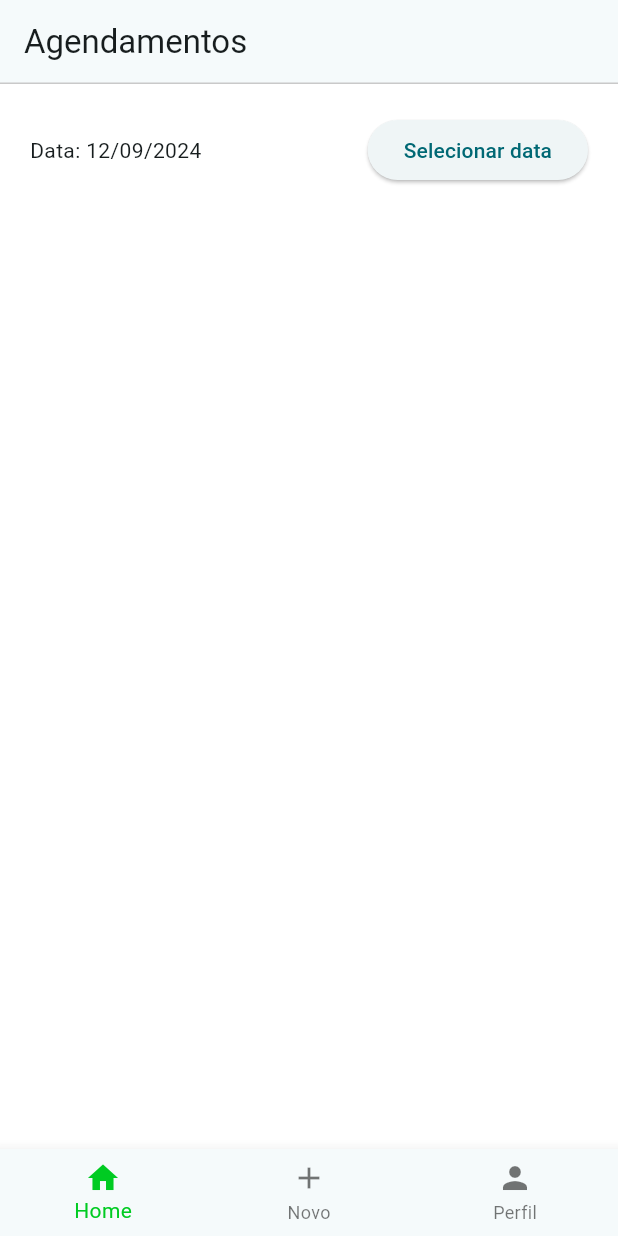
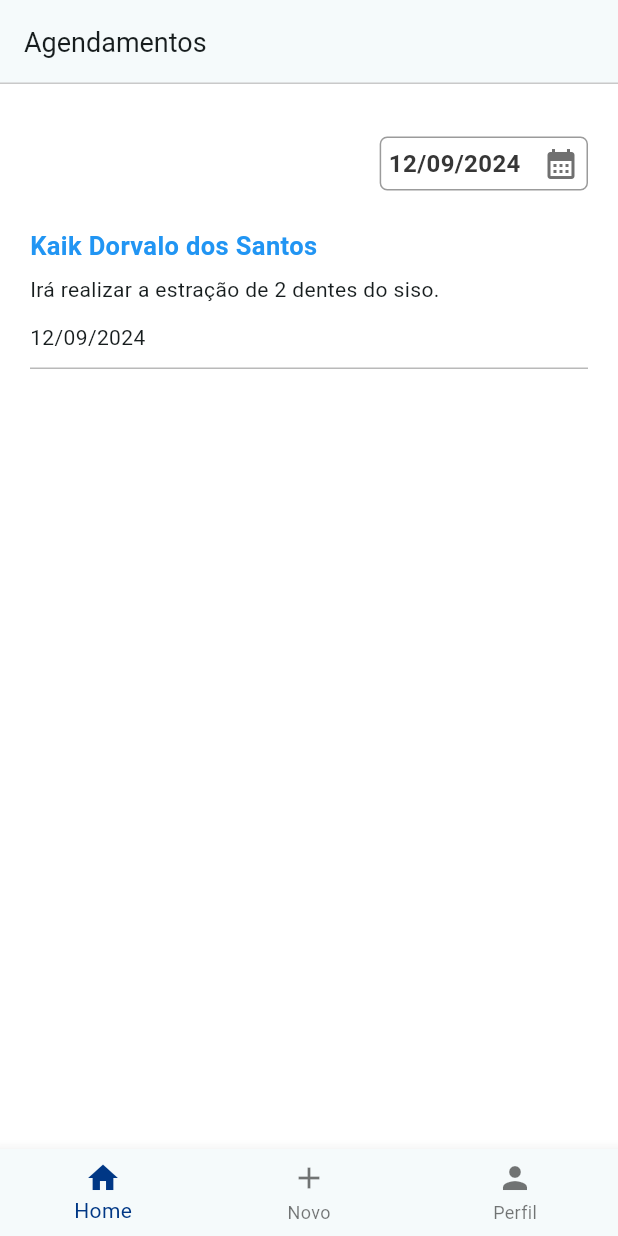
Before and after one commit to kaikdorvalo/agendify-flutter, a Flutter app: the screen it shows after launch, on a phone screen of 412 x 824 dp. Run offline on Flutter 3.47's test engine with Material 3 defaults, Android fonts, the phone set to English and light mode, and no system bars.

Commit message:
feat: signin and home screen

```diff
--- a/lib/screens/auth/ui/screens/signin_screen.dart
+++ b/lib/screens/auth/ui/screens/signin_screen.dart
@@ -102,7 +102,7 @@ class _SignInScreenState extends State<SignInScreen> {
                 borderRadius: BorderRadius.circular(20.0),
                 border: const Border(
                     bottom: BorderSide(
-                  color: Color.fromARGB(255, 0, 134, 76),
+                  color: Color.fromARGB(255, 33, 149, 243),
                   width: 2.0,
                 )),
               ),
@@ -122,7 +122,7 @@ class _SignInScreenState extends State<SignInScreen> {
                   ),
                   icon: Icon(
                     Icons.email,
-                    color: Color.fromARGB(255, 0, 134, 76),
+                    color: Color.fromARGB(255, 33, 149, 243),
                   ),
                   border: InputBorder.none,
                 ),
@@ -146,7 +146,7 @@ class _SignInScreenState extends State<SignInScreen> {
                 borderRadius: BorderRadius.circular(20.0),
                 border: const Border(
                     bottom: BorderSide(
-                  color: Color.fromARGB(255, 0, 134, 76),
+                  color: Color.fromARGB(255, 33, 149, 243),
                   width: 2.0,
                 )),
               ),
@@ -162,7 +162,7 @@ class _SignInScreenState extends State<SignInScreen> {
                   ),
                   icon: Icon(
                     Icons.key,
-                    color: Color.fromARGB(255, 0, 134, 76),
+                    color: Color.fromARGB(255, 33, 149, 243),
                   ),
                   border: InputBorder.none,
                 ),
@@ -183,8 +183,8 @@ class _SignInScreenState extends State<SignInScreen> {
                     borderRadius: BorderRadius.circular(20.0),
                     gradient: const LinearGradient(
                       colors: [
-                        Color.fromARGB(255, 113, 190, 68),
-                        Color.fromARGB(255, 0, 134, 76)
+                        Color.fromARGB(255, 129, 202, 250),
+                        Color.fromARGB(255, 20, 101, 187),
                       ],
                       begin: Alignment.centerLeft,
                       end: Alignment.centerRight,
--- a/lib/screens/home/screens/home_screen.dart
+++ b/lib/screens/home/screens/home_screen.dart
@@ -46,7 +46,12 @@ class _HomeScreenState extends State<HomeScreen> {
   Widget build(BuildContext context) {
     return Scaffold(
       appBar: AppBar(
-        title: const Text('Agendamentos'),
+        title: const Text(
+          'Agendamentos',
+          style: TextStyle(
+            fontSize: 18.0,
+          ),
+        ),
         shape: const Border(
           bottom: BorderSide(
             color: Color.fromARGB(255, 201, 201, 201), // Cor da borda
@@ -63,19 +68,96 @@ class _HomeScreenState extends State<HomeScreen> {
         padding: const EdgeInsets.all(20.0),
         child: Column(
           children: <Widget>[
+            const SizedBox(
+              height: 15.0,
+            ),
             Row(
-              mainAxisAlignment: MainAxisAlignment.spaceBetween,
-              children: [
-                Text(
-                  _selectedDate == null
-                      ? 'No date selected!'
-                      : 'Data: $_formattedDate',
-                ),
-                ElevatedButton(
-                  onPressed: () => _selectDate(context),
-                  child: Text('Selecionar data'),
-                ),
+              mainAxisAlignment: MainAxisAlignment.end,
+              children: <Widget>[
+                Container(
+                  decoration: BoxDecoration(
+                      border: Border.all(
+                          color: const Color.fromARGB(255, 155, 155, 155),
+                          width: 1.0),
+                      borderRadius: BorderRadius.circular(5.0)),
+                  padding: const EdgeInsets.all(5.0),
+                  child: GestureDetector(
+                    onTap: () {
+                      _selectDate(context);
+                    },
+                    child: Row(
+                      mainAxisSize: MainAxisSize.min,
+                      children: <Widget>[
+                        Container(
+                          decoration: const BoxDecoration(),
+                          padding: const EdgeInsets.only(right: 15.0),
+                          child: Center(
+                            child: Text(
+                              _formattedDate,
+                              style: const TextStyle(
+                                color: Color.fromARGB(255, 54, 54, 54),
+                                fontSize: 16.0,
+                                fontWeight: FontWeight.w600,
+                              ),
+                            ),
+                          ),
+                        ),
+                        const Icon(
+                          Icons.calendar_month,
+                          color: Color.fromARGB(255, 112, 112, 112),
+                        )
+                      ],
+                    ),
+                  ),
+                )
               ],
+            ),
+            const SizedBox(
+              height: 15.0,
+            ),
+            Expanded(
+              child: ListView(
+                children: <Widget>[
+                  Container(
+                    padding: const EdgeInsets.only(
+                      top: 10.0,
+                      bottom: 10.0,
+                    ),
+                    decoration: const BoxDecoration(
+                      border: Border(
+                          bottom: BorderSide(
+                        color: Color.fromARGB(255, 185, 185, 185),
+                        width: 1.0,
+                      )),
+                    ),
+                    child: const Column(
+                      crossAxisAlignment: CrossAxisAlignment.start,
+                      children: <Widget>[
+                        Text(
+                          'Kaik Dorvalo dos Santos',
+                          style: TextStyle(
+                            color: Color.fromARGB(255, 33, 149, 243),
+                            fontWeight: FontWeight.bold,
+                            fontSize: 17.0,
+                          ),
+                        ),
+                        SizedBox(
+                          height: 7.0,
+                        ),
+                        Text(
+                          'Irá realizar a estração de 2 dentes do siso.',
+                        ),
+                        SizedBox(
+                          height: 12.0,
+                        ),
+                        Text(
+                          '12/09/2024',
+                        )
+                      ],
+                    ),
+                  ),
+                ],
+              ),
             )
           ],
         ),
--- a/lib/shared/components/navigation_bottom_component.dart
+++ b/lib/shared/components/navigation_bottom_component.dart
@@ -32,7 +32,7 @@ class _NavigationBottomState extends State<NavigationBottom> {
         ),
       ],
       currentIndex: _selectedIndex,
-      selectedItemColor: const Color.fromARGB(255, 0, 203, 34),
+      selectedItemColor: Color.fromARGB(255, 0, 55, 133),
       onTap: _onItemTapped,
     );
   }
```
Also changed, not shown: assets/images/logo.png.
